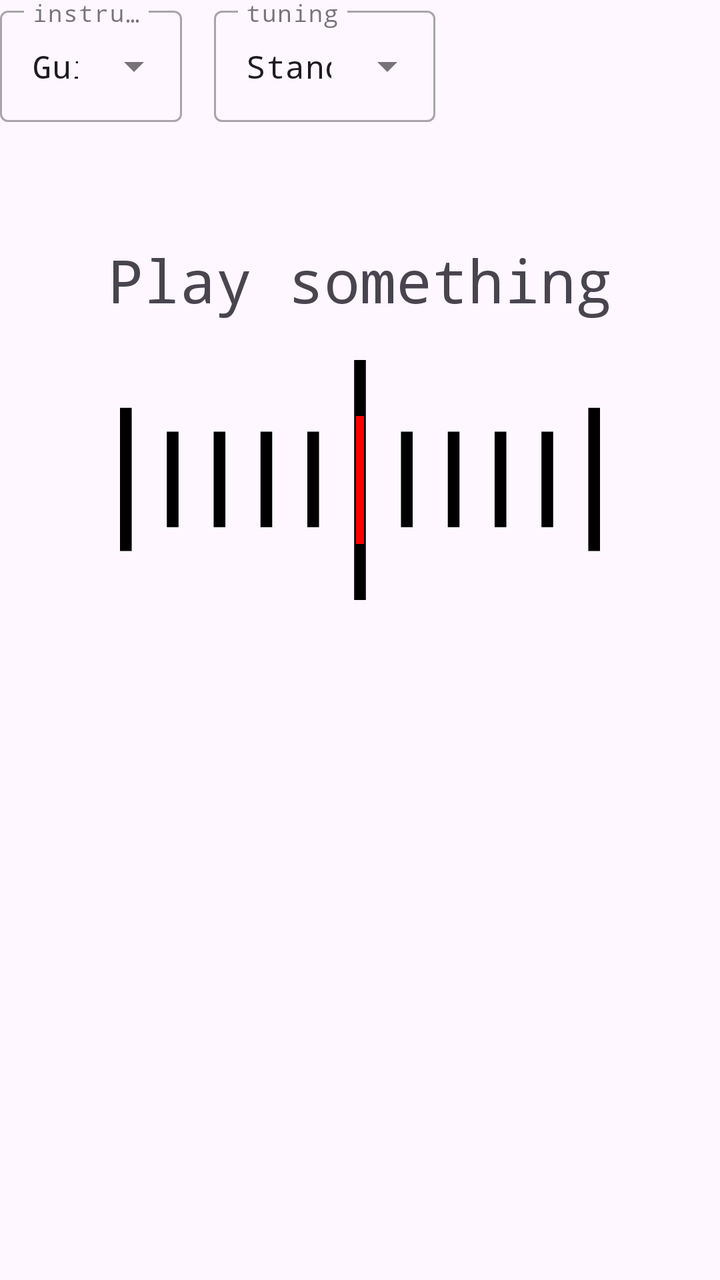
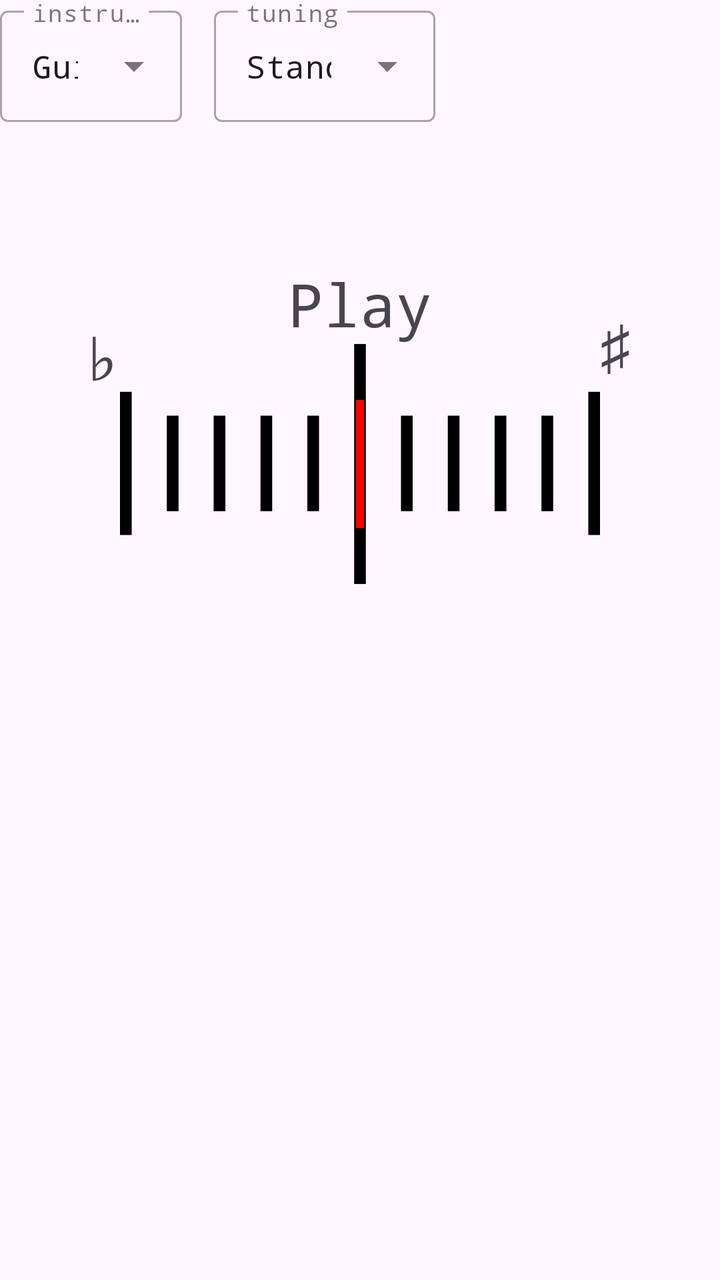

Two renders of the same Android screen: before a commit and after it. Below are the layout's source before the change and the commit's diff.
<!-- AndroidManifest.xml: application theme Theme.AuroraTuner -->
<!-- res/layout/fragment_tuner.xml -->
<?xml version="1.0" encoding="utf-8"?>
<androidx.constraintlayout.widget.ConstraintLayout xmlns:android="http://schemas.android.com/apk/res/android"
    xmlns:app="http://schemas.android.com/apk/res-auto"
    xmlns:tools="http://schemas.android.com/tools"
    android:id="@+id/tuner_constraint_layout"
    android:layout_width="match_parent"
    android:layout_height="match_parent"
    tools:context=".tuner.ui.TunerFragment">

    

    <com.google.android.material.textfield.TextInputLayout
        android:id="@+id/instrument_selection"
        style="@style/Widget.MaterialComponents.TextInputLayout.OutlinedBox.ExposedDropdownMenu"
        android:layout_width="wrap_content"
        android:layout_height="wrap_content"
        app:layout_constraintBottom_toBottomOf="parent"
        app:layout_constraintEnd_toEndOf="parent"
        app:layout_constraintHorizontal_bias="0.0"
        app:layout_constraintStart_toStartOf="parent"
        app:layout_constraintTop_toTopOf="parent"
        android:hint="@string/instrument_selector_hint"
        app:layout_constraintVertical_bias="0.0">

        <AutoCompleteTextView
            android:id="@+id/instrument_selection_dropdown"
            android:layout_width="match_parent"
            android:layout_height="match_parent"
            android:inputType="none"
            android:fontFamily="monospace"
            android:textSize="16sp"
            android:text="@string/instrument_guitar" />
    </com.google.android.material.textfield.TextInputLayout>

    <com.google.android.material.textfield.TextInputLayout
        android:id="@+id/tuning_selection"
        style="@style/Widget.MaterialComponents.TextInputLayout.OutlinedBox.ExposedDropdownMenu"
        android:layout_width="wrap_content"
        android:layout_height="wrap_content"
        android:hint="@string/tuning_selector_hint"
        app:layout_constraintBottom_toBottomOf="parent"
        app:layout_constraintEnd_toEndOf="parent"
        app:layout_constraintHorizontal_bias="0.1"
        app:layout_constraintStart_toEndOf="@+id/instrument_selection"
        app:layout_constraintTop_toTopOf="parent"
        app:layout_constraintVertical_bias="0.0">

        <AutoCompleteTextView
            android:id="@+id/tuning_selection_dropdown"
            android:layout_width="match_parent"
            android:layout_height="match_parent"
            android:fontFamily="monospace"
            android:inputType="none"
            android:text="@string/standard_tuning"
            android:textSize="16sp" />

    </com.google.android.material.textfield.TextInputLayout>

    <androidx.constraintlayout.widget.ConstraintLayout
        android:id="@+id/tuner_section_layout"
        android:layout_width="wrap_content"
        android:layout_height="wrap_content"
        app:layout_constraintBottom_toBottomOf="parent"
        app:layout_constraintEnd_toEndOf="parent"
        app:layout_constraintStart_toStartOf="parent"
        app:layout_constraintTop_toTopOf="parent"
        app:layout_constraintVertical_bias="0.3">

        <TextView
            android:id="@+id/note_text"
            android:layout_width="wrap_content"
            android:layout_height="wrap_content"
            android:layout_marginBottom="20dp"
            android:fontFamily="monospace"
            android:maxLines="1"
            android:text="@string/note_text_placeholder"
            android:textAlignment="center"
            android:textSize="30sp"
            app:layout_constraintBottom_toTopOf="@+id/measure"
            app:layout_constraintEnd_toEndOf="parent"
            app:layout_constraintStart_toStartOf="parent"
            app:layout_constraintTop_toTopOf="parent" />

        <TextView
            android:id="@+id/delta_text"
            android:layout_width="wrap_content"
            android:layout_height="wrap_content"
            android:fontFamily="monospace"
            android:textAlignment="center"
            android:textSize="30sp"
            app:layout_constraintBottom_toBottomOf="parent"
            app:layout_constraintEnd_toEndOf="parent"
            app:layout_constraintStart_toStartOf="parent"
            app:layout_constraintTop_toTopOf="@+id/measure"
            app:layout_constraintVertical_bias="1.0" />

        <ImageView
            android:id="@+id/measure"
            android:layout_width="300dp"
            android:layout_height="120dp"
            android:contentDescription="@string/measure_description"
            android:src="@drawable/measure"
            app:layout_constraintBottom_toBottomOf="parent"
            app:layout_constraintEnd_toEndOf="parent"
            app:layout_constraintStart_toStartOf="parent"
            app:layout_constraintTop_toTopOf="parent" />

        <ImageView
            android:id="@+id/measure_line"
            android:layout_width="4dp"
            android:layout_height="120dp"
            android:contentDescription="@string/measure_line_description"
            android:src="@drawable/measure_line"
            app:layout_constraintBottom_toBottomOf="@+id/measure"
            app:layout_constraintEnd_toEndOf="@+id/measure"
            app:layout_constraintStart_toStartOf="@+id/measure"
            app:layout_constraintTop_toTopOf="@+id/measure" />

    </androidx.constraintlayout.widget.ConstraintLayout>

    <androidx.fragment.app.FragmentContainerView
        android:id="@+id/instrument_view"
        android:layout_width="0dp"
        android:layout_height="300dp"
        app:layout_constraintBottom_toBottomOf="parent"
        app:layout_constraintEnd_toEndOf="parent"
        app:layout_constraintHorizontal_bias="1.0"
        app:layout_constraintStart_toStartOf="parent"
        app:layout_constraintTop_toTopOf="parent"
        app:layout_constraintVertical_bias="1.0"
        tools:layout="@layout/guitar_fragment" />

</androidx.constraintlayout.widget.ConstraintLayout>
<!-- res/layout/guitar_fragment.xml (included above) -->
<?xml version="1.0" encoding="utf-8"?>
<androidx.constraintlayout.widget.ConstraintLayout xmlns:android="http://schemas.android.com/apk/res/android"
    xmlns:app="http://schemas.android.com/apk/res-auto"
    xmlns:tools="http://schemas.android.com/tools"
    android:layout_width="match_parent"
    android:layout_height="300dp">

    <ImageView
        android:id="@+id/imageView"
        android:layout_width="0dp"
        android:layout_height="0dp"
        app:layout_constraintWidth_percent="0.5"
        app:layout_constraintHeight_percent="0.95"
        app:layout_constraintBottom_toBottomOf="parent"
        app:layout_constraintEnd_toEndOf="parent"
        app:layout_constraintStart_toStartOf="parent"
        app:layout_constraintTop_toTopOf="parent"
        app:layout_constraintVertical_bias="1.0"
        android:contentDescription="@null"
        app:srcCompat="@drawable/headstock" />

    <ImageView
        android:id="@+id/string1"
        android:layout_width="wrap_content"
        android:layout_height="wrap_content"
        app:layout_constraintBottom_toTopOf="@+id/string2"
        app:layout_constraintEnd_toEndOf="parent"
        app:layout_constraintHorizontal_bias="0.1"
        app:layout_constraintStart_toStartOf="parent"
        app:layout_constraintTop_toTopOf="@id/tuner_top"
        app:layout_constraintVertical_bias="0.15"
        app:layout_constraintVertical_chainStyle="spread"
        android:contentDescription="@null"
        app:srcCompat="@drawable/note_circle" />

    <ImageView
        android:id="@+id/string3"
        android:layout_width="wrap_content"
        android:layout_height="wrap_content"
        app:layout_constraintBottom_toBottomOf="@id/tuner_bottom"
        app:layout_constraintEnd_toEndOf="parent"
        app:layout_constraintHorizontal_bias="0.1"
        app:layout_constraintStart_toStartOf="parent"
        app:layout_constraintTop_toBottomOf="@+id/string2"
        app:layout_constraintVertical_bias="0.75"
        android:contentDescription="@null"
        app:srcCompat="@drawable/note_circle" />

    <ImageView
        android:id="@+id/string2"
        android:layout_width="wrap_content"
        android:layout_height="wrap_content"
        app:layout_constraintBottom_toTopOf="@+id/string3"
        app:layout_constraintEnd_toEndOf="parent"
        app:layout_constraintHorizontal_bias="0.1"
        app:layout_constraintStart_toStartOf="parent"
        app:layout_constraintTop_toBottomOf="@+id/string1"
        app:layout_constraintVertical_bias="0.45"
        android:contentDescription="@null"
        app:srcCompat="@drawable/note_circle" />

    <TextView
        android:id="@+id/note_text1"
        android:layout_width="wrap_content"
        android:layout_height="wrap_content"
        android:text="E#2"
        android:textSize="20sp"
        android:fontFamily="monospace"
        app:layout_constraintBottom_toBottomOf="@+id/string1"
        app:layout_constraintEnd_toEndOf="@+id/string1"
        app:layout_constraintStart_toStartOf="@+id/string1"
        app:layout_constraintTop_toTopOf="@+id/string1" />

    <TextView
        android:id="@+id/note_text2"
        android:layout_width="wrap_content"
        android:layout_height="wrap_content"
        android:text="E#2"
        android:textSize="20sp"
        android:fontFamily="monospace"
        app:layout_constraintBottom_toBottomOf="@+id/string2"
        app:layout_constraintEnd_toEndOf="@+id/string2"
        app:layout_constraintStart_toStartOf="@+id/string2"
        app:layout_constraintTop_toTopOf="@+id/string2" />

    <TextView
        android:id="@+id/note_text3"
        android:layout_width="wrap_content"
        android:layout_height="wrap_content"
        android:text="E#2"
        android:textSize="20sp"
        android:fontFamily="monospace"
        app:layout_constraintBottom_toBottomOf="@+id/string3"
        app:layout_constraintEnd_toEndOf="@+id/string3"
        app:layout_constraintStart_toStartOf="@+id/string3"
        app:layout_constraintTop_toTopOf="@+id/string3" />

    <ImageView
        android:id="@+id/string4"
        android:layout_width="wrap_content"
        android:layout_height="wrap_content"
        app:layout_constraintBottom_toTopOf="@+id/string5"
        app:layout_constraintEnd_toEndOf="parent"
        app:layout_constraintHorizontal_bias="0.9"
        app:layout_constraintStart_toStartOf="parent"
        app:layout_constraintTop_toTopOf="@+id/tuner_top"
        app:layout_constraintVertical_bias="0.15"
        app:layout_constraintVertical_chainStyle="spread"
        android:contentDescription="@null"
        app:srcCompat="@drawable/note_circle" />

    <ImageView
        android:id="@+id/string5"
        android:layout_width="wrap_content"
        android:layout_height="wrap_content"
        app:layout_constraintBottom_toTopOf="@+id/string6"
        app:layout_constraintEnd_toEndOf="parent"
        app:layout_constraintHorizontal_bias="0.9"
        app:layout_constraintStart_toStartOf="parent"
        app:layout_constraintTop_toBottomOf="@+id/string4"
        app:layout_constraintVertical_bias="0.45"
        android:contentDescription="@null"
        app:srcCompat="@drawable/note_circle" />

    <ImageView
        android:id="@+id/string6"
        android:layout_width="wrap_content"
        android:layout_height="wrap_content"
        app:layout_constraintBottom_toTopOf="@+id/tuner_bottom"
        app:layout_constraintEnd_toEndOf="parent"
        app:layout_constraintHorizontal_bias="0.9"
        app:layout_constraintStart_toStartOf="parent"
        app:layout_constraintTop_toBottomOf="@+id/string5"
        app:layout_constraintVertical_bias="0.75"
        android:contentDescription="@null"
        app:srcCompat="@drawable/note_circle" />

    <TextView
        android:id="@+id/note_text4"
        android:layout_width="wrap_content"
        android:layout_height="wrap_content"
        android:text="E#2"
        android:textSize="20sp"
        android:fontFamily="monospace"
        app:layout_constraintBottom_toBottomOf="@+id/string4"
        app:layout_constraintEnd_toEndOf="@+id/string4"
        app:layout_constraintStart_toStartOf="@+id/string4"
        app:layout_constraintTop_toTopOf="@+id/string4" />

    <TextView
        android:id="@+id/note_text5"
        android:layout_width="wrap_content"
        android:layout_height="wrap_content"
        android:text="E#2"
        android:textSize="20sp"
        android:fontFamily="monospace"
        app:layout_constraintBottom_toBottomOf="@+id/string5"
        app:layout_constraintEnd_toEndOf="@+id/string5"
        app:layout_constraintStart_toStartOf="@+id/string5"
        app:layout_constraintTop_toTopOf="@+id/string5" />

    <TextView
        android:id="@+id/note_text6"
        android:layout_width="wrap_content"
        android:layout_height="wrap_content"
        android:text="E#2"
        android:textSize="20sp"
        android:fontFamily="monospace"
        app:layout_constraintBottom_toBottomOf="@+id/string6"
        app:layout_constraintEnd_toEndOf="@+id/string6"
        app:layout_constraintStart_toStartOf="@+id/string6"
        app:layout_constraintTop_toTopOf="@+id/string6" />

    <androidx.constraintlayout.widget.Guideline
        android:id="@+id/tuner_top"
        android:layout_width="wrap_content"
        android:layout_height="wrap_content"
        android:orientation="horizontal"
        app:layout_constraintGuide_percent="0.05" />

    <androidx.constraintlayout.widget.Guideline
        android:id="@+id/tuner_bottom"
        android:layout_width="wrap_content"
        android:layout_height="wrap_content"
        android:orientation="horizontal"
        app:layout_constraintGuide_percent="0.85" />

</androidx.constraintlayout.widget.ConstraintLayout>
<!-- resources referenced by this layout -->
<resources>
  <!-- drawable headstock: vector/xml drawable (drawable, 5748 chars, omitted) -->
  <!-- drawable measure (drawable) -->
  <vector xmlns:android="http://schemas.android.com/apk/res/android"
      android:width="200dp"
      android:height="100dp"
      android:viewportWidth="410"
      android:viewportHeight="201">
  
      
      <path
          android:fillColor="@color/measureColor"
          android:pathData="
              M200,0 h10 v201 h-10 z
              M240,60 h10 v80 h-10 z
              M280,60 h10 v80 h-10 z
              M320,60 h10 v80 h-10 z
              M360,60 h10 v80 h-10 z
              M400,40 h10 v120 h-10 z
              M160,60 h10 v80 h-10 z
              M40,60 h10 v80 h-10 z
              M80,60 h10 v80 h-10 z
              M120,60 h10 v80 h-10 z
              M0,40 h10 v120 h-10 z" />
  </vector>
  <!-- drawable measure_line (drawable) -->
  <vector xmlns:android="http://schemas.android.com/apk/res/android"
      android:width="5dp"
      android:height="80dp"
      android:viewportWidth="5"
      android:viewportHeight="80">
      <path
          android:fillColor="@color/measureLineColorDefault"
          android:name="Rectangle 1"
          android:pathData="m0 0h5v80h-5v-80z" />
  </vector>
  <!-- drawable note_circle (drawable) -->
  <vector xmlns:android="http://schemas.android.com/apk/res/android"
      android:width="50dp"
      android:height="50dp"
      android:viewportWidth="100"
      android:viewportHeight="100">
      <path
          android:name="circle"
          android:pathData="m49.92 1.88c26.51 0 48 21.49 48 48c0 26.51 -21.49 48 -48 48c-26.51 0 -48 -21.49 -48 -48c0 -26.51 21.49 -48 48 -48zm0 -2c-27.61 0 -50 22.39 -50 50c0 27.61 22.39 50 50 50c27.61 0 50 -22.39 50 -50c0 -27.61 -22.39 -50 -50 -50z"
          android:fillColor="@color/colorAccent" />
  </vector>
  <string name="instrument_guitar">Guitar</string>
  <string name="instrument_selector_hint">instrument</string>
  <string name="measure_description">musical note measure</string>
  <string name="measure_line_description">current deviation from note</string>
  <string name="note_text_placeholder">Play something</string>
  <string name="standard_tuning">Standard</string>
  <string name="tuning_selector_hint">tuning</string>
  <style name="Theme.AuroraTuner" parent="Base.Theme.AuroraTuner" />
  <color name="measureColor">@color/black</color>
  <color name="measureLineColorDefault">#FF0000</color>
  <color name="colorAccent">#7B5BB5</color>
  <style name="Base.Theme.AuroraTuner" parent="Theme.Material3.DayNight.NoActionBar">
          
          
          <item name="android:navigationBarColor">@color/white</item>
          <item name="colorPrimaryDark">@color/white</item>
      </style>
  <color name="black">#FF000000</color>
  <color name="white">#FFFFFFFF</color>
</resources>

<!-- the commit's change to res/layout/fragment_tuner.xml (unified diff, before → after) -->
@@ -70,7 +70,6 @@
             android:id="@+id/note_text"
             android:layout_width="wrap_content"
             android:layout_height="wrap_content"
-            android:layout_marginBottom="20dp"
             android:fontFamily="monospace"
             android:maxLines="1"
             android:text="@string/note_text_placeholder"
@@ -79,7 +78,70 @@
             app:layout_constraintBottom_toTopOf="@+id/measure"
             app:layout_constraintEnd_toEndOf="parent"
             app:layout_constraintStart_toStartOf="parent"
+            app:layout_constraintTop_toTopOf="parent"
+            app:layout_constraintVertical_bias="0.3" />
+
+        <TextView
+            android:id="@+id/flat_text"
+            android:layout_width="wrap_content"
+            android:layout_height="wrap_content"
+            android:fontFamily="monospace"
+            android:maxLines="1"
+            android:text="@string/flat"
+            android:textAlignment="center"
+            android:textSize="40sp"
+            app:layout_constraintBottom_toBottomOf="parent"
+            app:layout_constraintEnd_toEndOf="parent"
+            app:layout_constraintHorizontal_bias="0.05"
+            app:layout_constraintVertical_bias="0.1"
+            app:layout_constraintStart_toStartOf="parent"
             app:layout_constraintTop_toTopOf="parent" />
+
+        <TextView
+            android:id="@+id/sharp_text"
+            android:layout_width="wrap_content"
+            android:layout_height="wrap_content"
+            android:fontFamily="monospace"
+            android:maxLines="1"
+            android:text="@string/sharp"
+            android:textAlignment="center"
+            android:textSize="30sp"
+            app:layout_constraintBottom_toBottomOf="parent"
+            app:layout_constraintEnd_toEndOf="parent"
+            app:layout_constraintHorizontal_bias="0.95"
+            app:layout_constraintStart_toStartOf="parent"
+            app:layout_constraintTop_toTopOf="parent"
+            app:layout_constraintVertical_bias="0.1" />
+
+        <TextView
+            android:id="@+id/direction_flat"
+            android:layout_width="wrap_content"
+            android:layout_height="wrap_content"
+            android:fontFamily="monospace"
+            android:maxLines="1"
+            android:textAlignment="center"
+            android:textSize="30sp"
+            app:layout_constraintBottom_toTopOf="@+id/measure"
+            app:layout_constraintEnd_toStartOf="@+id/note_text"
+            app:layout_constraintHorizontal_bias="0.8"
+            app:layout_constraintStart_toStartOf="parent"
+            app:layout_constraintTop_toTopOf="parent"
+            app:layout_constraintVertical_bias="0.3" />
+
+        <TextView
+            android:id="@+id/direction_sharp"
+            android:layout_width="wrap_content"
+            android:layout_height="wrap_content"
+            android:fontFamily="monospace"
+            android:maxLines="1"
+            android:textAlignment="center"
+            android:textSize="30sp"
+            app:layout_constraintBottom_toTopOf="@+id/measure"
+            app:layout_constraintEnd_toEndOf="parent"
+            app:layout_constraintHorizontal_bias="0.2"
+            app:layout_constraintStart_toEndOf="@+id/note_text"
+            app:layout_constraintTop_toTopOf="parent"
+            app:layout_constraintVertical_bias="0.3" />
 
         <TextView
             android:id="@+id/delta_text"
<!-- resource entries referenced after the edit -->
@@ -46,11 +46,13 @@
           android:pathData="m49.92 1.88c26.51 0 48 21.49 48 48c0 26.51 -21.49 48 -48 48c-26.51 0 -48 -21.49 -48 -48c0 -26.51 21.49 -48 48 -48zm0 -2c-27.61 0 -50 22.39 -50 50c0 27.61 22.39 50 50 50c27.61 0 50 -22.39 50 -50c0 -27.61 -22.39 -50 -50 -50z"
           android:fillColor="@color/colorAccent" />
   </vector>
+  <string name="flat">♭</string>
   <string name="instrument_guitar">Guitar</string>
   <string name="instrument_selector_hint">instrument</string>
   <string name="measure_description">musical note measure</string>
   <string name="measure_line_description">current deviation from note</string>
-  <string name="note_text_placeholder">Play something</string>
+  <string name="note_text_placeholder">Play</string>
+  <string name="sharp">♯</string>
   <string name="standard_tuning">Standard</string>
   <string name="tuning_selector_hint">tuning</string>
   <style name="Theme.AuroraTuner" parent="Base.Theme.AuroraTuner" />
